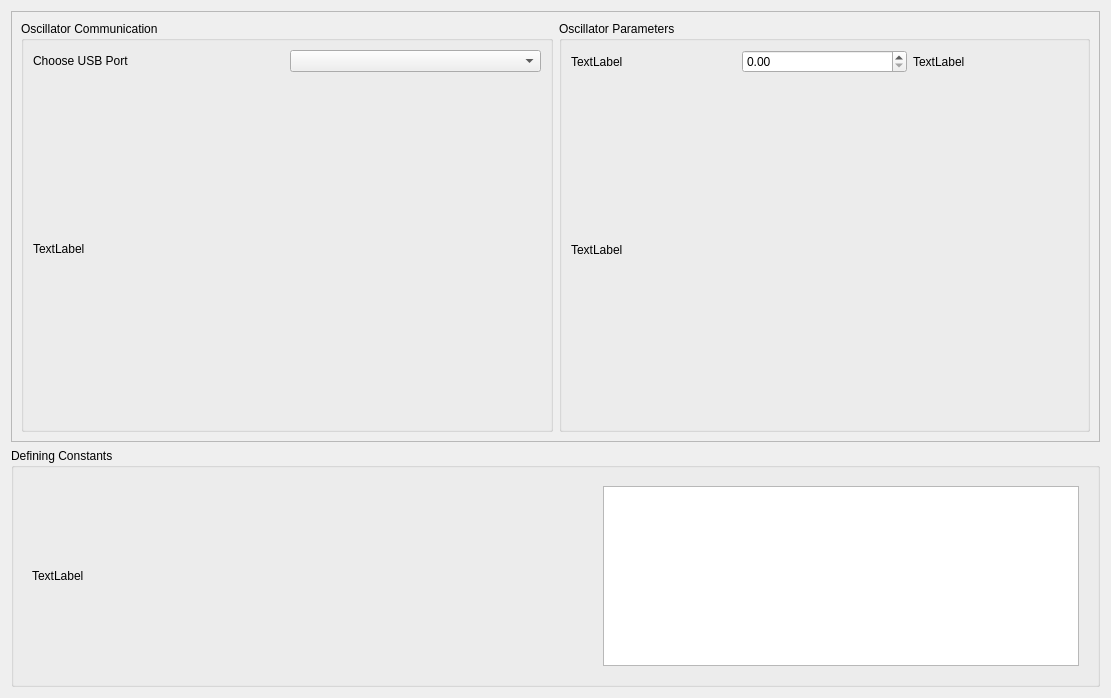
The window that gui/views/optionsViewUI.ui (AceEagle/ElectricViewCHU) describes before a commit, drawn with Qt 5.
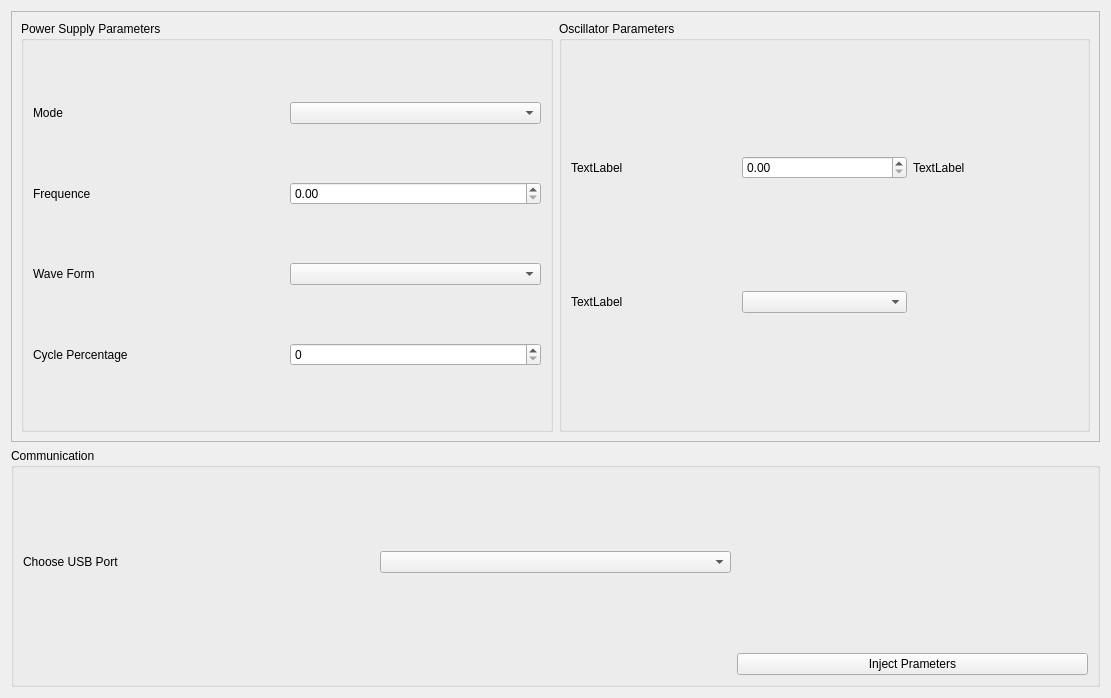
The same window after the commit.

Commit message: Finished PSParameters and added an Inject button

Patch:
```diff
--- a/gui/views/optionsViewUI.ui
+++ b/gui/views/optionsViewUI.ui
@@ -44,26 +44,49 @@
       <item>
        <widget class="QGroupBox" name="OscilloCom">
         <property name="title">
-         <string>Oscillator Communication</string>
+         <string>Power Supply Parameters</string>
         </property>
         <layout class="QGridLayout" name="gridLayout_3">
-         <item row="0" column="0">
-          <widget class="QLabel" name="USBPortsLabel">
-           <property name="text">
-            <string>Choose USB Port</string>
-           </property>
-          </widget>
-         </item>
-         <item row="0" column="1">
-          <widget class="QComboBox" name="USBPortsList"/>
-         </item>
          <item row="1" column="0">
           <widget class="QLabel" name="label_6">
            <property name="text">
-            <string>TextLabel</string>
+            <string>Mode</string>
            </property>
           </widget>
          </item>
+         <item row="1" column="1">
+          <widget class="QComboBox" name="PSModeComboBox"/>
+         </item>
+         <item row="4" column="1">
+          <widget class="QSpinBox" name="PSPercentageSpinBox"/>
+         </item>
+         <item row="2" column="1">
+          <widget class="QDoubleSpinBox" name="PSFrequenceDSpinBox"/>
+         </item>
+         <item row="2" column="0">
+          <widget class="QLabel" name="PSFrequenceLabel">
+           <property name="text">
+            <string>Frequence</string>
+           </property>
+          </widget>
+         </item>
+         <item row="4" column="0">
+          <widget class="QLabel" name="PSPercentageLabel">
+           <property name="text">
+            <string>Cycle Percentage</string>
+           </property>
+          </widget>
+         </item>
+         <item row="3" column="0">
+          <widget class="QLabel" name="PSWaveFormLabel">
+           <property name="text">
+            <string>Wave Form</string>
+           </property>
+          </widget>
+         </item>
+         <item row="3" column="1">
+          <widget class="QComboBox" name="PSWaveFormComboBox"/>
+         </item>
         </layout>
        </widget>
       </item>
@@ -97,6 +120,9 @@
            </property>
           </widget>
          </item>
+         <item row="1" column="1">
+          <widget class="QComboBox" name="comboBox"/>
+         </item>
         </layout>
        </widget>
       </item>
@@ -106,55 +132,37 @@
    <item row="1" column="0">
     <widget class="QGroupBox" name="groupBox_3">
      <property name="title">
-      <string>Defining Constants</string>
+      <string>Communication</string>
      </property>
-     <layout class="QHBoxLayout" name="horizontalLayout_3">
-      <item>
-       <widget class="QWidget" name="widget_3" native="true">
-        <layout class="QVBoxLayout" name="verticalLayout_3">
-         <item>
-          <widget class="QLabel" name="label_2">
-           <property name="maximumSize">
-            <size>
-             <width>55</width>
-             <height>139</height>
-            </size>
-           </property>
-           <property name="text">
-            <string>TextLabel</string>
-           </property>
-          </widget>
-         </item>
-        </layout>
+     <layout class="QGridLayout" name="gridLayout_4">
+      <item row="0" column="0">
+       <widget class="QLabel" name="USBPortsLabel">
+        <property name="text">
+         <string>Choose USB Port</string>
+        </property>
        </widget>
       </item>
-      <item>
-       <spacer name="horizontalSpacer">
+      <item row="0" column="1">
+       <widget class="QComboBox" name="USBPortsComboBox"/>
+      </item>
+      <item row="0" column="2">
+       <spacer name="ButtonTopSpace">
         <property name="orientation">
-         <enum>Qt::Horizontal</enum>
+         <enum>Qt::Vertical</enum>
         </property>
         <property name="sizeHint" stdset="0">
          <size>
-          <width>40</width>
-          <height>20</height>
+          <width>20</width>
+          <height>40</height>
          </size>
         </property>
        </spacer>
       </item>
-      <item>
-       <widget class="QWidget" name="widget_4" native="true">
-        <layout class="QHBoxLayout" name="horizontalLayout_4">
-         <item>
-          <widget class="QPlainTextEdit" name="plainTextEdit">
-           <property name="minimumSize">
-            <size>
-             <width>400</width>
-             <height>139</height>
-            </size>
-           </property>
-          </widget>
-         </item>
-        </layout>
+      <item row="1" column="2">
+       <widget class="QPushButton" name="InjectButton">
+        <property name="text">
+         <string>Inject Prameters</string>
+        </property>
        </widget>
       </item>
      </layout>
```
Left out of the diff: 10 changed lines with no effect on the pictures.
